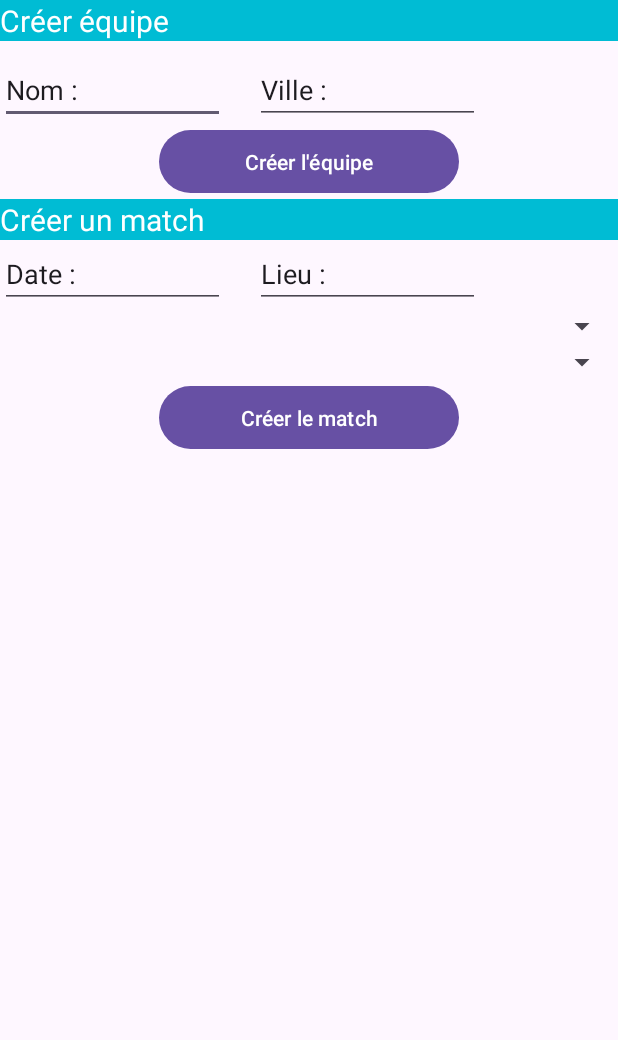
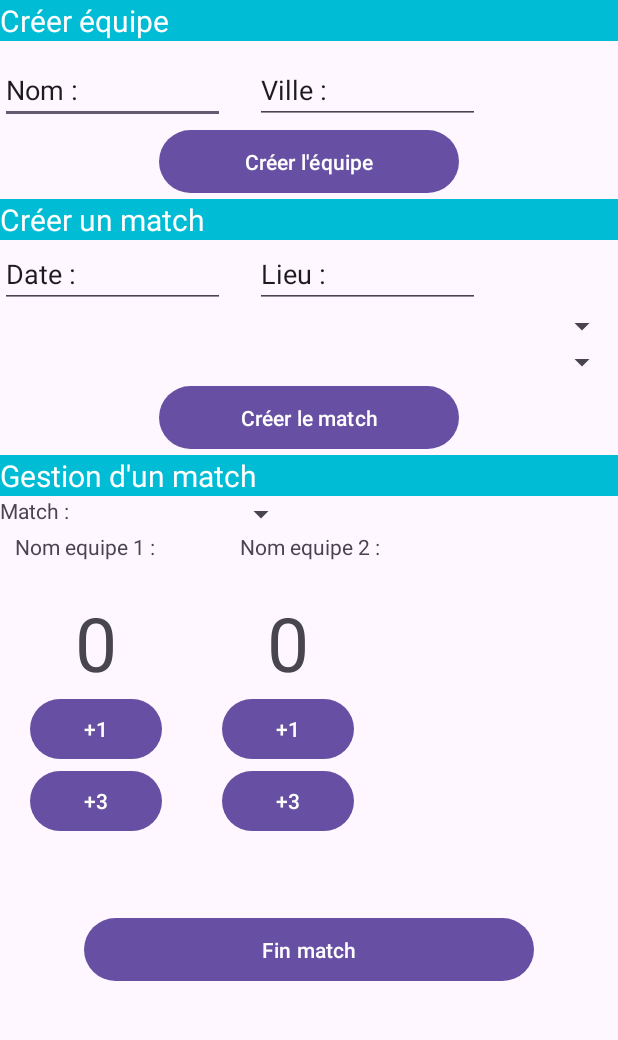
Before and after one commit to shisui74/GestionTournoi, an Android app: the screen it shows after launch (MainActivity), on a phone screen of 412 x 824 dp, the part 60-1100 px from its top. Run offline under Robolectric (Android 15) with nearby library versions, the phone set to English and light mode, and no system bars.

Commit message:
gestion d'un match

```diff
--- a/app/src/main/res/layout/activity_main.xml
+++ b/app/src/main/res/layout/activity_main.xml
@@ -144,7 +144,146 @@
         android:layout_gravity="center"/>
 
 
+    <TextView
+        android:id="@+id/textview_gestionMatch"
+        android:layout_width="match_parent"
+        android:layout_height="wrap_content"
+        android:background="#00BCD4"
+        android:text="Gestion d'un match"
+        android:textSize="20sp"
+        android:textColor="#FFFFFF">
+    </TextView>
+<LinearLayout
+        android:layout_width="match_parent"
+        android:layout_height="wrap_content"
+        android:orientation="horizontal"
+        android:layout_gravity="center">
+    <TextView
+        android:id="@+id/editMatch"
+        android:layout_width="150dp"
+        android:layout_height="wrap_content"
+        android:text="Match : "
+        ></TextView>
+    <Spinner
+        android:id="@+id/spinnerMatch"
+        android:layout_width="wrap_content"
+        android:layout_height="wrap_content">
+
+    </Spinner>
+</LinearLayout>
+
+
+    <LinearLayout
+        android:layout_width="match_parent"
+        android:layout_height="40dp"
+        android:orientation="horizontal"
+        android:layout_gravity="center">
+    <TextView
+        android:id="@+id/editEquipe1"
+        android:layout_width="100dp"
+        android:layout_height="20sp"
+        android:text="Nom equipe 1 : "
+        android:layout_marginLeft="10dp"></TextView>
+
+    <TextView
+        android:id="@+id/editEquipe2"
+        android:layout_width="match_parent"
+        android:layout_height="wrap_content"
+        android:text="Nom equipe 2 : "
+        android:layout_marginLeft="50dp">
+    </TextView>
+    </LinearLayout>
+
+    <LinearLayout
+        android:layout_width="wrap_content"
+        android:layout_height="wrap_content">
+
+        <TextView
+            android:id="@+id/textview_score"
+            android:layout_width="wrap_content"
+            android:layout_height="wrap_content"
+            android:textSize="50sp"
+            android:text="0"
+            android:layout_marginLeft="50sp">
+
+        </TextView>
+
+        <TextView
+            android:id="@+id/textview_score2"
+            android:layout_marginLeft="100dp"
+            android:layout_width="wrap_content"
+            android:layout_height="wrap_content"
+            android:textSize="50sp"
+            android:text="0">
+
+        </TextView>
 
 
 
+
+
+    </LinearLayout>
+
+    <LinearLayout
+        android:layout_width="wrap_content"
+        android:layout_height="wrap_content">
+
+        <Button
+            android:id="@+id/buttonAdd1A"
+            android:layout_width="wrap_content"
+            android:layout_height="wrap_content"
+            android:layout_marginLeft="20dp"
+            android:text="+1">
+
+        </Button>
+
+        <Button
+            android:id="@+id/buttonAdd3A"
+            android:layout_width="wrap_content"
+            android:layout_height="wrap_content"
+            android:layout_marginLeft="40dp"
+            android:text="+1">
+
+        </Button>
+
+
+
+    </LinearLayout>
+
+
+    <LinearLayout
+        android:layout_width="wrap_content"
+        android:layout_height="wrap_content">
+        <Button
+            android:id="@+id/buttonAdd1B"
+            android:layout_width="wrap_content"
+            android:layout_height="wrap_content"
+            android:layout_marginLeft="20dp"
+            android:text="+3">
+
+        </Button>
+
+        <Button
+            android:id="@+id/buttonAdd3B"
+            android:layout_width="wrap_content"
+            android:layout_height="wrap_content"
+            android:layout_marginLeft="40dp"
+            android:text="+3">
+
+        </Button>
+
+
+
+    </LinearLayout>
+
+
+
+    <Button
+        android:layout_margin="50dp"
+        android:id="@+id/buttonFinMatch"
+        android:layout_width="300dp"
+        android:layout_height="50dp"
+        android:text="Fin match"
+        android:layout_gravity="center"/>
+
 </LinearLayout>
```
